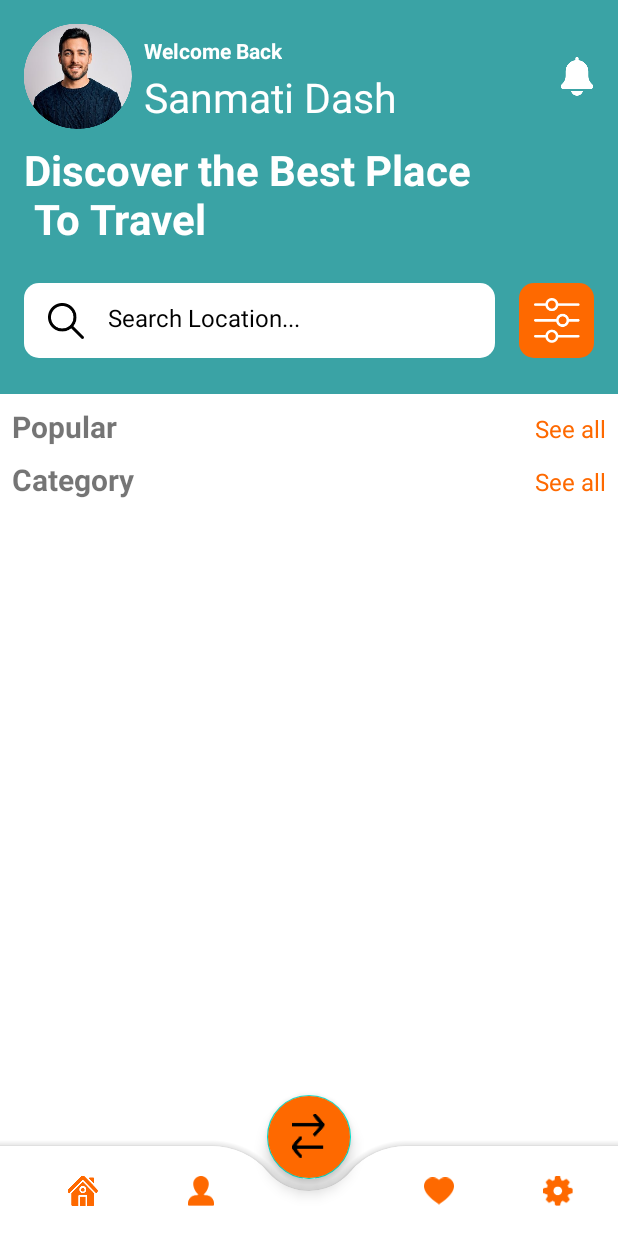
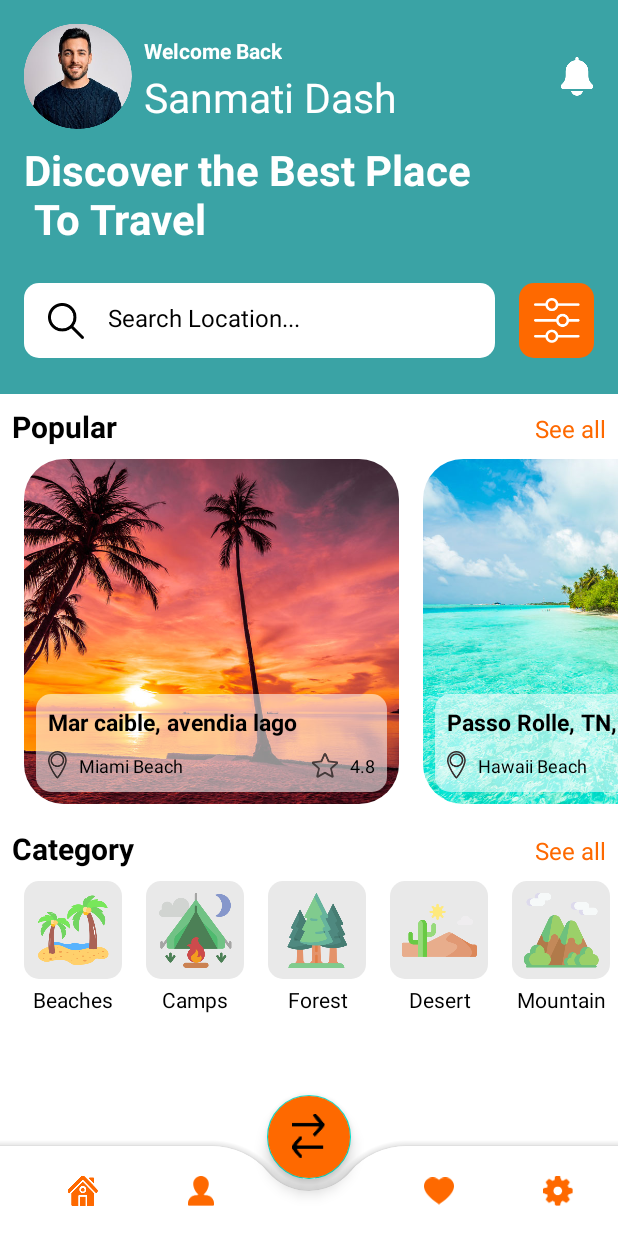
Before and after one commit to pruthiraj-11/Yatra_App, an Android app: the MainActivity screen opened directly, with no data from a screen before it, on a phone screen of 412 x 824 dp. Run offline under Robolectric (Android 15) with nearby library versions, the phone set to English and light mode, and no system bars.

```diff
--- a/app/src/main/java/com/app/yatra_app/Adapters/CategoryAdapter.java
+++ b/app/src/main/java/com/app/yatra_app/Adapters/CategoryAdapter.java
@@ -12,6 +12,7 @@ import androidx.recyclerview.widget.RecyclerView;
 
 import com.app.yatra_app.Models.CategoryModel;
 import com.app.yatra_app.R;
+import com.bumptech.glide.Glide;
 
 import java.util.ArrayList;
 
@@ -33,7 +34,13 @@ public class CategoryAdapter extends RecyclerView.Adapter<CategoryAdapter.viewHo
 
     @Override
     public void onBindViewHolder(@NonNull viewHolder holder, int position) {
+        holder.textView.setText(list.get(position).getTitle());
 
+        int drawableResourceId=holder.itemView.getResources().getIdentifier(list.get(position).getPicPath(),"drawable",holder.itemView.getContext().getPackageName());
+
+        Glide.with(context)
+                .load(drawableResourceId)
+                .into(holder.imageView);
     }
 
     @Override
--- /dev/null
+++ b/app/src/main/java/com/app/yatra_app/Adapters/PopularAdapter.java
@@ -0,0 +1,70 @@
+package com.app.yatra_app.Adapters;
+
+import android.content.Context;
+import android.view.LayoutInflater;
+import android.view.View;
+import android.view.ViewGroup;
+import android.widget.ImageView;
+import android.widget.TextView;
+
+import androidx.annotation.NonNull;
+import androidx.recyclerview.widget.RecyclerView;
+
+import com.app.yatra_app.Models.ItemsModel;
+import com.app.yatra_app.R;
+import com.bumptech.glide.Glide;
+import com.bumptech.glide.load.resource.bitmap.CenterCrop;
+import com.bumptech.glide.load.resource.bitmap.GranularRoundedCorners;
+
+import java.text.DecimalFormat;
+import java.util.ArrayList;
+
+public class PopularAdapter extends RecyclerView.Adapter<PopularAdapter.viewHolder> {
+    ArrayList<ItemsModel> list;
+    DecimalFormat decimalFormat;
+    Context context;
+
+    public PopularAdapter(ArrayList<ItemsModel> list) {
+        this.list = list;
+        decimalFormat=new DecimalFormat("###,###,###,###");
+    }
+
+    @NonNull
+    @Override
+    public viewHolder onCreateViewHolder(@NonNull ViewGroup parent, int viewType) {
+        View view= LayoutInflater.from(parent.getContext()).inflate(R.layout.viewholder_popular,parent,false);
+        context= parent.getContext();
+        return new viewHolder(view);
+    }
+
+    @Override
+    public void onBindViewHolder(@NonNull viewHolder holder, int position) {
+        holder.textView.setText(list.get(position).getTitle());
+        holder.textView2.setText(""+list.get(position).getScore());
+        holder.textView3.setText(list.get(position).getLocation());
+
+        int drawableResourceId=holder.itemView.getResources().getIdentifier(list.get(position).getPic(),"drawable",holder.itemView.getContext().getPackageName());
+
+        Glide.with(context)
+                .load(drawableResourceId)
+                .transform(new CenterCrop(),new GranularRoundedCorners(40,40,40,40))
+                .into(holder.imageView);
+    }
+
+    @Override
+    public int getItemCount() {
+        return list.size();
+    }
+
+    public static class viewHolder extends RecyclerView.ViewHolder{
+        TextView textView,textView2,textView3;
+        ImageView imageView;
+        public viewHolder(@NonNull View itemView) {
+            super(itemView);
+            textView=itemView.findViewById(R.id.titlePoputxt);
+            textView2=itemView.findViewById(R.id.scoreTxtpopu);
+            textView3=itemView.findViewById(R.id.locationTxt);
+            imageView=itemView.findViewById(R.id.picImage);
+        }
+    }
+}
--- a/app/src/main/java/com/app/yatra_app/MainActivity.java
+++ b/app/src/main/java/com/app/yatra_app/MainActivity.java
@@ -1,19 +1,65 @@
 package com.app.yatra_app;
 
 import androidx.appcompat.app.AppCompatActivity;
+import androidx.recyclerview.widget.LinearLayoutManager;
+import androidx.recyclerview.widget.RecyclerView;
 
 import android.os.Bundle;
 
+import com.app.yatra_app.Adapters.CategoryAdapter;
+import com.app.yatra_app.Adapters.PopularAdapter;
+import com.app.yatra_app.Models.CategoryModel;
+import com.app.yatra_app.Models.ItemsModel;
 import com.app.yatra_app.databinding.ActivityMainBinding;
+
+import java.util.ArrayList;
 
 public class MainActivity extends AppCompatActivity {
     ActivityMainBinding binding;
+    private RecyclerView.Adapter adapterPopular,adapterCategory;
     @Override
     protected void onCreate(Bundle savedInstanceState) {
         super.onCreate(savedInstanceState);
         binding=ActivityMainBinding.inflate(getLayoutInflater());
         setContentView(binding.getRoot());
 
+        initRecyclerView();
+    }
 
+    private void initRecyclerView() {
+        ArrayList<ItemsModel> list=new ArrayList<>();
+        list.add(new ItemsModel("Mar caible, avendia lago","Miami Beach","This 2 bed/1 bath home boasts an enormous," +
+                "open-living pl accented by striking" +
+                "architectural features and high-end finishes." +
+                "Feel inspired by open sight lines that" +
+                "embrace the outdoors, crowned by stunning" +
+                "coffered ceilings.",2,true,4.8,"pic1",true,1000));
+        list.add(new ItemsModel("Passo Rolle, TN, ","Hawaii Beach","This 2 bed/1 bath home boasts an enormous," +
+                "open-living pl accented by striking" +
+                "architectural features and high-end finishes." +
+                "Feel inspired by open sight lines that" +
+                "embrace the outdoors, crowned by stunning" +
+                "coffered ceilings.",3,true,4,"pic2",true,1000));
+        list.add(new ItemsModel("Mar caible, avendia lago","Miami Beach","This 2 bed/1 bath home boasts an enormous," +
+                "open-living pl accented by striking" +
+                "architectural features and high-end finishes." +
+                "Feel inspired by open sight lines that" +
+                "embrace the outdoors, crowned by stunning" +
+                "coffered ceilings.",4,true,4.3,"pic3",true,1000));
+
+        binding.viewPopular.setLayoutManager(new LinearLayoutManager(this, LinearLayoutManager.HORIZONTAL,false));
+        adapterPopular=new PopularAdapter(list);
+        binding.viewPopular.setAdapter(adapterPopular);
+
+        ArrayList<CategoryModel> list1=new ArrayList<>();
+        list1.add(new CategoryModel("Beaches","cat1"));
+        list1.add(new CategoryModel("Camps","cat2"));
+        list1.add(new CategoryModel("Forest","cat3"));
+        list1.add(new CategoryModel("Desert","cat4"));
+        list1.add(new CategoryModel("Mountain","cat5"));
+
+        binding.viewCate.setLayoutManager(new LinearLayoutManager(this, LinearLayoutManager.HORIZONTAL,false));
+        adapterCategory=new CategoryAdapter(list1);
+        binding.viewCate.setAdapter(adapterCategory);
     }
 }
--- a/app/src/main/res/layout/activity_intro.xml
+++ b/app/src/main/res/layout/activity_intro.xml
@@ -52,7 +52,7 @@
                 android:layout_width="match_parent"
                 android:layout_height="56dp"
                 android:layout_marginStart="32dp"
-                android:layout_marginTop="64dp"
+                android:layout_marginTop="32dp"
                 android:layout_marginEnd="32dp"
                 android:background="@drawable/intro_bg">
 
--- a/app/src/main/res/layout/activity_main.xml
+++ b/app/src/main/res/layout/activity_main.xml
@@ -143,6 +143,7 @@
                     android:layout_height="wrap_content"
                     android:layout_weight="1"
                     android:text="Popular"
+                    android:textColor="@color/black"
                     android:textSize="20sp"
                     android:textStyle="bold" />
 
@@ -177,6 +178,7 @@
                     android:layout_height="wrap_content"
                     android:layout_weight="1"
                     android:text="Category"
+                    android:textColor="@color/black"
                     android:textSize="20sp"
                     android:textStyle="bold" />
 
--- a/app/src/main/res/layout/viewholder_popular.xml
+++ b/app/src/main/res/layout/viewholder_popular.xml
@@ -8,8 +8,8 @@
 
     <ImageView
         android:id="@+id/picImage"
-        android:layout_width="wrap_content"
-        android:layout_height="wrap_content"
+        android:layout_width="250dp"
+        android:layout_height="230dp"
         android:src="@drawable/pic1"
         app:layout_constraintBottom_toBottomOf="parent"
         app:layout_constraintEnd_toEndOf="parent"
--- a/app/src/main/res/values/themes.xml
+++ b/app/src/main/res/values/themes.xml
@@ -3,6 +3,7 @@
     <style name="Base.Theme.Yatra_App" parent="Theme.MaterialComponents.DayNight.NoActionBar">
         <!-- Customize your light theme here. -->
         <!-- <item name="colorPrimary">@color/my_light_primary</item> -->
+        <item name="android:statusBarColor">#575757</item>
     </style>
 
     <style name="Theme.Yatra_App" parent="Base.Theme.Yatra_App" />
```
Also changed, not shown: app/src/main/AndroidManifest.xml (+8 -4 lines), app/src/main/java/com/app/yatra_app/DetailActivity.java (added, +19 -0 lines), app/src/main/res/drawable/border_bg.xml (added, +9 -0 lines), app/src/main/res/layout/activity_detail.xml (added, +267 -0 lines).
